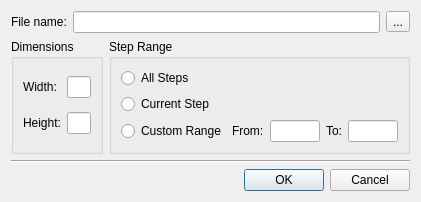
This is qt/lc_qimagedialog.ui in ldraw-linux/leocad as Qt 5 draws it before an edit. The edited form follows.
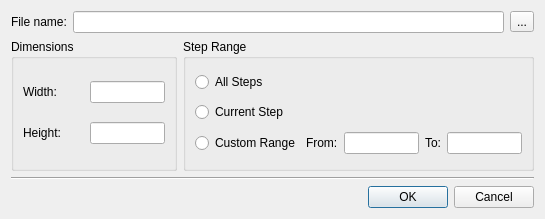
This is the edited form.

Commit message: Fixed crash saving images.

Diff of the .ui file:
```diff
--- a/qt/lc_qimagedialog.ui
+++ b/qt/lc_qimagedialog.ui
@@ -6,8 +6,8 @@
    <rect>
     <x>0</x>
     <y>0</y>
-    <width>421</width>
-    <height>196</height>
+    <width>545</width>
+    <height>219</height>
    </rect>
   </property>
   <property name="windowTitle">
@@ -60,6 +60,12 @@
           </item>
           <item row="0" column="1">
            <widget class="QLineEdit" name="width">
+            <property name="minimumSize">
+             <size>
+              <width>75</width>
+              <height>0</height>
+             </size>
+            </property>
             <property name="maximumSize">
              <size>
               <width>75</width>
@@ -80,6 +86,12 @@
           </item>
           <item row="1" column="1">
            <widget class="QLineEdit" name="height">
+            <property name="minimumSize">
+             <size>
+              <width>75</width>
+              <height>0</height>
+             </size>
+            </property>
             <property name="maximumSize">
              <size>
               <width>75</width>
@@ -129,6 +141,12 @@
             </item>
             <item>
              <widget class="QLineEdit" name="firstStep">
+              <property name="minimumSize">
+               <size>
+                <width>75</width>
+                <height>0</height>
+               </size>
+              </property>
               <property name="maximumSize">
                <size>
                 <width>75</width>
@@ -146,6 +164,12 @@
             </item>
             <item>
              <widget class="QLineEdit" name="lastStep">
+              <property name="minimumSize">
+               <size>
+                <width>75</width>
+                <height>0</height>
+               </size>
+              </property>
               <property name="maximumSize">
                <size>
                 <width>75</width>
```
The commit also changes 1 other file.
